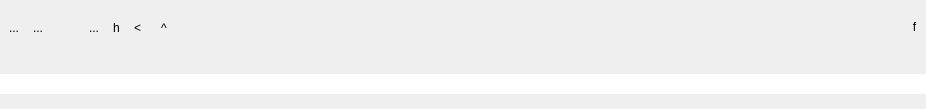
The window that bulicommander/bulicommander/bc/resources/bcwpathbar.ui (Grum999/BuliCommander) describes before a commit, drawn with Qt 5.
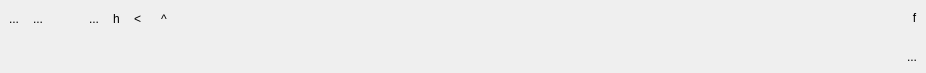
The same window after the commit. Icons and pictures are not drawn. Custom widgets are drawn as their Qt base class.

Commit message:
Improve Quick filter
Add icons to wuicke filter
- Regular expression: When checked, given filter string is a regular
expression
- Case sensitive: When checked, filter string is case sensitive
- Marked files: When checked, filter is reduced to marked files

. bcwpathbar
  - Add marked file button
  - User a WSearchInput instead of line edit

. bcmainviewtab
  - take in account buttons & associated options

. bcwfile
  - Replace string "re/i:" expression with buttons status
  - Create a dedicated proxy model to filter rows according to marked
status

```diff
--- a/bulicommander/bulicommander/bc/resources/bcwpathbar.ui
+++ b/bulicommander/bulicommander/bc/resources/bcwpathbar.ui
@@ -7,7 +7,7 @@
     <x>0</x>
     <y>0</y>
     <width>926</width>
-    <height>109</height>
+    <height>73</height>
    </rect>
   </property>
   <property name="sizePolicy">
@@ -436,21 +436,21 @@
        <verstretch>0</verstretch>
       </sizepolicy>
      </property>
-     <layout class="QVBoxLayout" name="verticalLayout">
+     <layout class="QHBoxLayout" name="horizontalLayout_5">
       <property name="spacing">
        <number>0</number>
       </property>
       <property name="leftMargin">
-       <number>0</number>
+       <number>1</number>
       </property>
       <property name="topMargin">
        <number>0</number>
       </property>
       <property name="rightMargin">
-       <number>0</number>
+       <number>2</number>
       </property>
       <property name="bottomMargin">
-       <number>0</number>
+       <number>1</number>
       </property>
       <item>
        <widget class="QFrame" name="frameFilter">
@@ -468,7 +468,7 @@
         </property>
         <layout class="QHBoxLayout" name="horizontalLayout_4">
          <property name="spacing">
-          <number>0</number>
+          <number>3</number>
          </property>
          <property name="leftMargin">
           <number>0</number>
@@ -483,14 +483,31 @@
           <number>0</number>
          </property>
          <item>
-          <widget class="QLineEdit" name="leFilterQuery">
-           <property name="statusTip">
-            <string>Quick filter: use wildcard * to filter files | To use regular expression, prefix filter with &quot;re:&quot;</string>
+          <widget class="WSearchInput" name="wsiFilterQuery" native="true">
+           <property name="minimumSize">
+            <size>
+             <width>0</width>
+             <height>0</height>
+            </size>
            </property>
-           <property name="frame">
-            <bool>false</bool>
+          </widget>
+         </item>
+         <item>
+          <widget class="QToolButton" name="tbFilterMarkedFiles">
+           <property name="toolTip">
+            <string>Search marked files only</string>
            </property>
-           <property name="clearButtonEnabled">
+           <property name="text">
+            <string>...</string>
+           </property>
+           <property name="icon">
+            <iconset resource="../../pktk/resources/svg/dark_icons.qrc">
+             <normaloff>:/pktk/images/normal/file_marked</normaloff>:/pktk/images/normal/file_marked</iconset>
+           </property>
+           <property name="checkable">
+            <bool>true</bool>
+           </property>
+           <property name="autoRaise">
             <bool>true</bool>
            </property>
           </widget>
@@ -510,6 +527,12 @@
    <header>bulicommander.libs.breadcrumbsaddressbar.breadcrumbsaddressbar</header>
    <container>1</container>
   </customwidget>
+  <customwidget>
+   <class>WSearchInput</class>
+   <extends>QWidget</extends>
+   <header>bulicommander.pktk.widgets.wsearchinput</header>
+   <container>1</container>
+  </customwidget>
  </customwidgets>
  <resources>
   <include location="../../pktk/resources/svg/dark_icons.qrc"/>
```
The commit also changes 3 other files.
